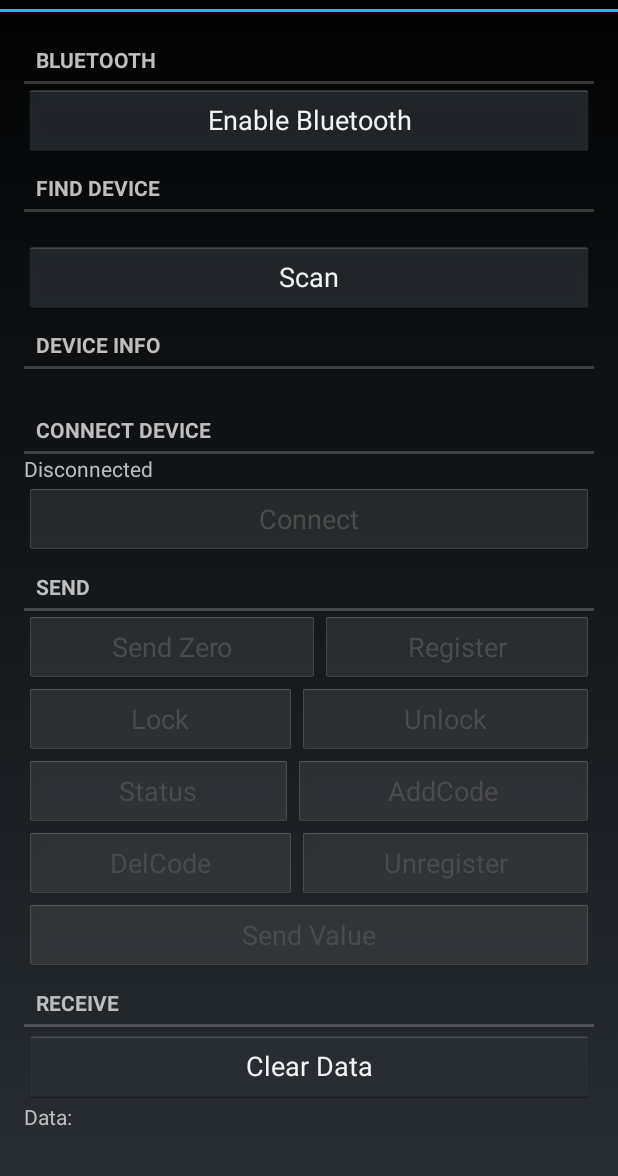
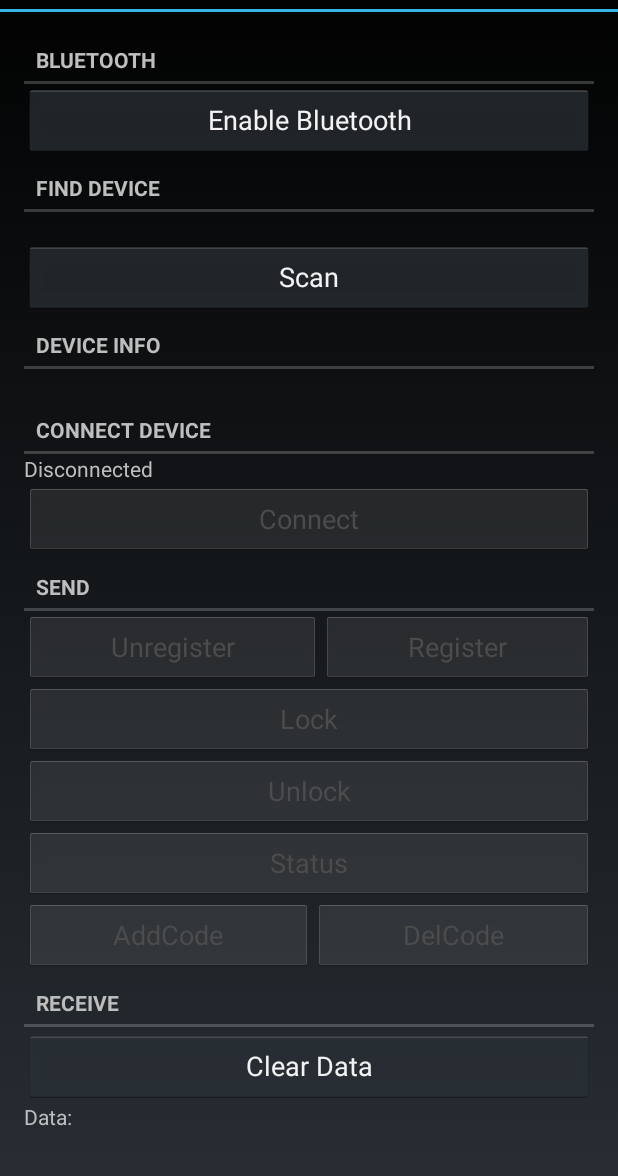
Before and after one commit to mogorman/closed_sesame, an Android app: the screen it shows after launch (MainActivity), on a phone screen of 412 x 824 dp, the part 60-1236 px from its top. Run offline under Robolectric (Android 15) with nearby library versions, the phone set to English and light mode, and no system bars; 2 statements that could not run were skipped.

Commit message:
minor changes to layout

```diff
--- a/android/RFDuinoTest/src/main/java/com/lannbox/rfduinotest/MainActivity.java
+++ b/android/RFDuinoTest/src/main/java/com/lannbox/rfduinotest/MainActivity.java
@@ -165,21 +165,21 @@ public class MainActivity extends Activity implements BluetoothAdapter.LeScanCal
         //     }
         // });
 
-        sendZeroButton = (Button) findViewById(R.id.sendZero);
-        sendZeroButton.setOnClickListener(new View.OnClickListener() {
-            @Override
-            public void onClick(View v) {
-                rfduinoService.send(new byte[]{0});
-            }
-        });
+        // sendZeroButton = (Button) findViewById(R.id.sendZero);
+        // sendZeroButton.setOnClickListener(new View.OnClickListener() {
+        //     @Override
+        //     public void onClick(View v) {
+        //         rfduinoService.send(new byte[]{0});
+        //     }
+        // });
 
-        sendValueButton = (Button) findViewById(R.id.sendValue);
-        sendValueButton.setOnClickListener(new View.OnClickListener() {
-            @Override
-            public void onClick(View v) {
-                rfduinoService.send(valueEdit.getData());
-            }
-        });
+        // sendValueButton = (Button) findViewById(R.id.sendValue);
+        // sendValueButton.setOnClickListener(new View.OnClickListener() {
+        //     @Override
+        //     public void onClick(View v) {
+        //         rfduinoService.send(valueEdit.getData());
+        //     }
+        // });
 
         // Receive
         clearButton = (Button) findViewById(R.id.clearData);
--- a/android/RFDuinoTest/src/main/res/layout/activity_main.xml
+++ b/android/RFDuinoTest/src/main/res/layout/activity_main.xml
@@ -99,11 +99,12 @@
             android:layout_height="fill_parent"
             android:id="@+id/sendButtons">
 
+
             <Button
                 android:layout_width="wrap_content"
                 android:layout_height="wrap_content"
-                android:text="Send Zero"
-                android:id="@+id/sendZero"
+                android:text="Unregister"
+                android:id="@+id/sendUnregister"
                 android:layout_weight="1"
                 android:enabled="false" />
 
@@ -129,6 +130,12 @@
                 android:id="@+id/sendLock"
                 android:layout_weight="1"
                 android:enabled="false" />
+        </LinearLayout>
+        <LinearLayout
+            android:orientation="horizontal"
+            android:layout_width="fill_parent"
+            android:layout_height="fill_parent"
+            android:id="@+id/sendButtons">
 
             <Button
                 android:layout_width="wrap_content"
@@ -154,13 +161,6 @@
                 android:layout_weight="1"
                 android:enabled="false" />
 
-            <Button
-                android:layout_width="wrap_content"
-                android:layout_height="wrap_content"
-                android:text="AddCode"
-                android:id="@+id/sendCode"
-                android:layout_weight="1"
-                android:enabled="false" />
         </LinearLayout>
         <LinearLayout
             android:orientation="horizontal"
@@ -169,6 +169,13 @@
             android:id="@+id/sendButtons">
 
 
+            <Button
+                android:layout_width="wrap_content"
+                android:layout_height="wrap_content"
+                android:text="AddCode"
+                android:id="@+id/sendCode"
+                android:layout_weight="1"
+                android:enabled="false" />
 
 
             <Button
@@ -179,34 +186,7 @@
                 android:layout_weight="1"
                 android:enabled="false" />
 
-
-            <Button
-                android:layout_width="wrap_content"
-                android:layout_height="wrap_content"
-                android:text="Unregister"
-                android:id="@+id/sendUnregister"
-                android:layout_weight="1"
-                android:enabled="false" />
         </LinearLayout>
-        <LinearLayout
-            android:orientation="horizontal"
-            android:layout_width="fill_parent"
-            android:layout_height="fill_parent"
-            android:id="@+id/sendButtons">
-
-
-
-
-            <Button
-                android:layout_width="wrap_content"
-                android:layout_height="wrap_content"
-                android:text="Send Value"
-                android:id="@+id/sendValue"
-                android:layout_weight="1"
-                android:enabled="false" />
-
-        </LinearLayout>
-
         <TextView
             style="?android:attr/listSeparatorTextViewStyle"
             android:layout_width="fill_parent"
```
